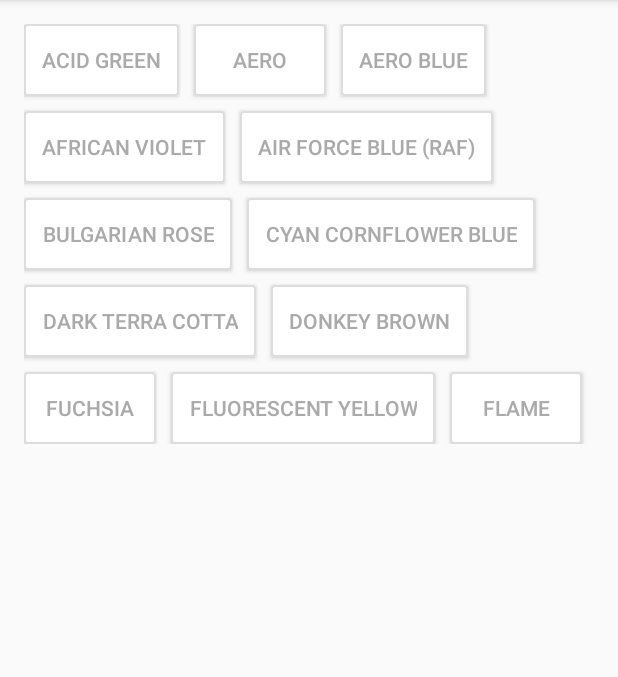
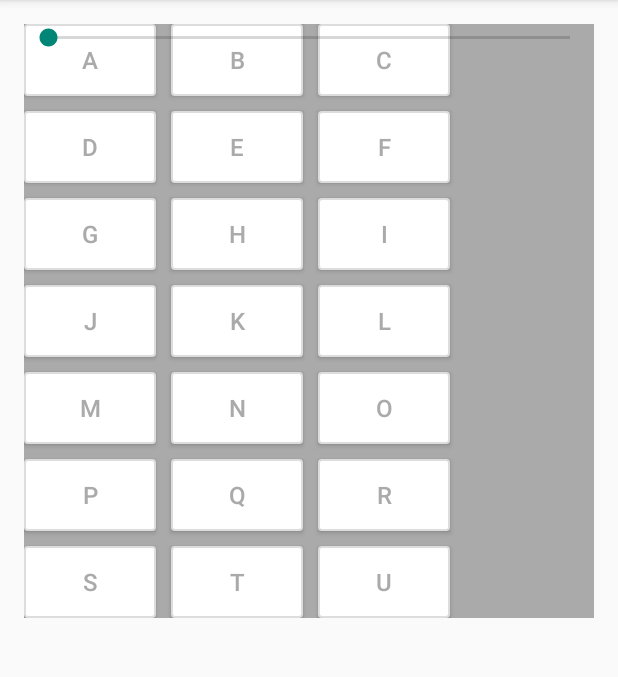
Before and after one commit to liangfeidotme/AndroidFlowLayout, an Android app: the screen it shows after launch (MainActivity), on a phone screen of 412 x 824 dp, the part 84-761 px from its top. Run offline under Robolectric (Android 15) with nearby library versions, the phone set to English and light mode, and no system bars.

Commit message:
update sample

```diff
--- a/flowlayout/src/main/java/com/liangfeizc/flowlayout/FlowLayout.java
+++ b/flowlayout/src/main/java/com/liangfeizc/flowlayout/FlowLayout.java
@@ -12,7 +12,7 @@ import android.view.ViewGroup;
  *
  * Inspired by {@see http://hzqtc.github.io/2013/12/android-custom-layout-flowlayout.html}
  *
- * @author liangfeizc
+ * @author liangfeizc {@see http://www.liangfeizc.com}
  */
 public class FlowLayout extends ViewGroup {
 
--- a/sample/src/main/java/com/liangfeizc/flowlayout/sample/MainActivity.java
+++ b/sample/src/main/java/com/liangfeizc/flowlayout/sample/MainActivity.java
@@ -40,19 +40,20 @@ public class MainActivity extends ActionBarActivity {
         return super.onOptionsItemSelected(item);
     }
 
-    private static final String[] BUTTON_TITLES = new String[] {
-            "Acid Green", "Aero", "Aero Blue", "African Violet", "Air Force Blue (RAF)",
-            "Bulgarian Rose", "Cyan Cornflower Blue", "Dark Terra Cotta", "Donkey Brown",
-            "Fuchsia", "Fluorescent Yellow", "Flame", "Fandango", "Electric Yellow", "Eerie Black"
-    };
-
     private void addChildTo(FlowLayout flowLayout) {
-        for (int i = 0; i < BUTTON_TITLES.length; i++) {
+        for (int i = 'A'; i < 'Z'; i++) {
             Button btn = new CheckableButton(this);
+            btn.setHeight(dp2px(32));
+            btn.setWidth(dp2px(88));
+            btn.setTextSize(16);
             btn.setTextColor(getResources().getColorStateList(R.color.checkable_text_color));
             btn.setBackgroundResource(R.drawable.checkable_background);
-            btn.setText(BUTTON_TITLES[i]);
+            btn.setText(String.valueOf((char)i));
             flowLayout.addView(btn);
         }
     }
+
+    public int dp2px(int dpValue) {
+        return (int) (dpValue * getResources().getDisplayMetrics().density);
+    }
 }
--- a/sample/src/main/res/layout/activity_main.xml
+++ b/sample/src/main/res/layout/activity_main.xml
@@ -11,8 +11,14 @@
 
     <com.liangfeizc.flowlayout.FlowLayout
         android:id="@+id/flow_layout"
+        android:background="@android:color/darker_gray"
         flowlayout:vertical_spacing="10dp"
         flowlayout:horizontal_spacing="10dp"
         android:layout_width="match_parent"
         android:layout_height="wrap_content" />
+
+    <SeekBar
+        android:max="10"
+        android:layout_width="match_parent"
+        android:layout_height="wrap_content" />
 </RelativeLayout>
```
